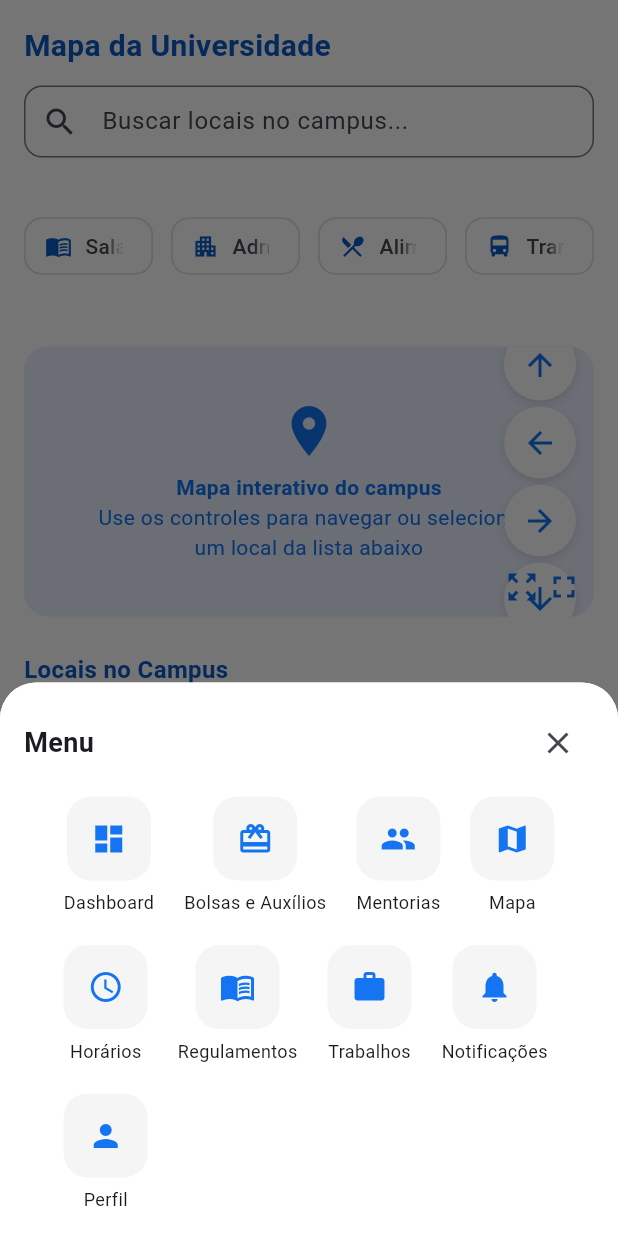
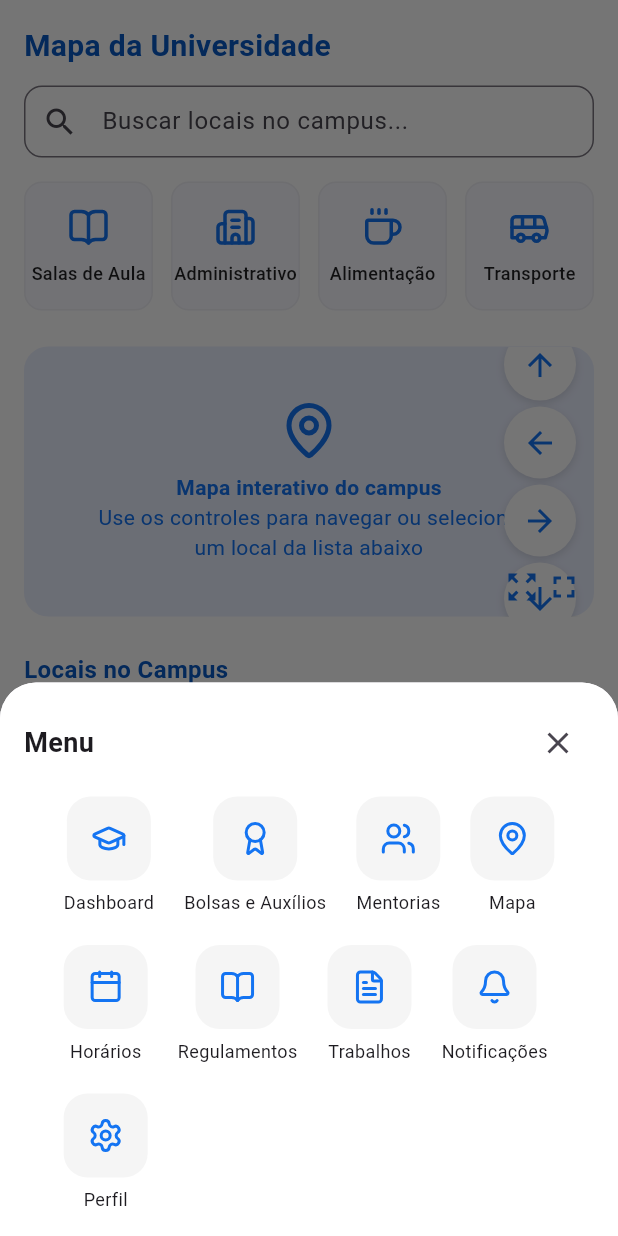
Before and after one commit to joao-fcosta/uni_conecta, a Flutter app: the MapScreen screen opened by its route, item 6 of the bottom bar chosen, on a phone screen of 412 x 824 dp. Run offline on Flutter 3.47's test engine with Material 3 defaults, Android fonts, the light colour scheme and no system bars; our stand-ins replace lucide_icons; network calls fail.

Commit message:
Utilizando a biblioteca do lucide, criado categoryChip para estilizar melhor a tela do map

```diff
--- a/lib/screens/home_screen/home_screen.dart
+++ b/lib/screens/home_screen/home_screen.dart
@@ -1,4 +1,5 @@
 import 'package:flutter/material.dart';
+import 'package:lucide_icons/lucide_icons.dart';
 import '../../colors.dart';
 import '../../widgets/bottom_navigation.dart';
 import '../../widgets/class_card.dart';
@@ -49,7 +50,7 @@ class HomeScreen extends StatelessWidget {
                       physics: const NeverScrollableScrollPhysics(), // evita rolagem interna
                       children: [
                        QuickAccessItem(
-                          icon: Icons.card_giftcard,
+                          icon: LucideIcons.award,
                           label: 'Bolsas e Auxílios',
                           bgColor: Color(0xFFD7CBFF),
                          onTap: () {
@@ -57,7 +58,7 @@ class HomeScreen extends StatelessWidget {
                          },
                         ),
                         QuickAccessItem(
-                          icon: Icons.group,
+                          icon: LucideIcons.users,
                           label: 'Mentorias',
                           bgColor: Color(0xFFCEE1FF),
                           onTap: () {
@@ -65,7 +66,7 @@ class HomeScreen extends StatelessWidget {
                           },
                         ),
                         QuickAccessItem(
-                          icon: Icons.location_on,
+                          icon: LucideIcons.mapPin,
                           label: 'Mapa',
                           bgColor: Color(0xFFD2F7D1),
                           onTap: () {
@@ -73,7 +74,7 @@ class HomeScreen extends StatelessWidget {
                           },
                         ),
                         QuickAccessItem(
-                          icon: Icons.calendar_today,
+                          icon: LucideIcons.calendar,
                           label: 'Horários',
                           bgColor: Color(0xFFFFF9DB),
                           onTap: () {
@@ -81,7 +82,7 @@ class HomeScreen extends StatelessWidget {
                           },
                         ),
                         QuickAccessItem(
-                          icon: Icons.menu_book,
+                          icon: LucideIcons.bookOpen,
                           label: 'Regulamentos',
                           bgColor: Color(0xFFCEE1FF),
                           onTap: () {
@@ -89,7 +90,7 @@ class HomeScreen extends StatelessWidget {
                           },
                         ),
                         QuickAccessItem(
-                          icon: Icons.description,
+                          icon: LucideIcons.fileText,
                           label: 'Trabalhos',
                           bgColor: Color(0xFFFFDCDC),
                           onTap: () {
--- a/lib/screens/map_screen/map_screen.dart
+++ b/lib/screens/map_screen/map_screen.dart
@@ -1,6 +1,8 @@
 import 'package:flutter/material.dart';
+import 'package:lucide_icons/lucide_icons.dart';
 import '../../colors.dart';
 import '../../widgets/bottom_navigation.dart';
+import '../../widgets/categoryChip.dart';
 
 
 class MapScreen extends StatelessWidget {
@@ -53,10 +55,10 @@ class MapScreen extends StatelessWidget {
                     spacing: spacing,
                     runSpacing: spacing,
                     children: const [
-                      _CategoryChip(icon: Icons.menu_book, label: 'Salas de Aula'),
-                      _CategoryChip(icon: Icons.apartment, label: 'Administrativo'),
-                      _CategoryChip(icon: Icons.local_dining, label: 'Alimentação'),
-                      _CategoryChip(icon: Icons.directions_bus, label: 'Transporte'),
+                      CategoryChip(icon: LucideIcons.bookOpen, label: 'Salas de Aula'),
+                      CategoryChip(icon: LucideIcons.building2, label: 'Administrativo'),
+                      CategoryChip(icon: LucideIcons.coffee, label: 'Alimentação'),
+                      CategoryChip(icon: LucideIcons.bus, label: 'Transporte'),
                     ].map((chip) {
                       return SizedBox(
                         width: maxItemWidth,
@@ -154,7 +156,7 @@ class _MapPlaceholder extends StatelessWidget {
           const Column(
             mainAxisAlignment: MainAxisAlignment.center,
             children: [
-              Icon(Icons.location_on, color: purple, size: 40),
+              Icon(LucideIcons.mapPin, color: purple, size: 40),
               SizedBox(height: 8),
               Text(
                 'Mapa interativo do campus',
--- a/lib/widgets/bottom_navigation.dart
+++ b/lib/widgets/bottom_navigation.dart
@@ -1,4 +1,5 @@
 import 'package:flutter/material.dart';
+import 'package:lucide_icons/lucide_icons.dart';
 import '../colors.dart';
 import 'menu_modal.dart';
 
@@ -56,12 +57,12 @@ class _BottomNavigationState extends State<BottomNavigation> {
       showUnselectedLabels: true,
       onTap: _onItemTapped,
       items: const [
-        BottomNavigationBarItem(icon: Icon(Icons.dashboard), label: 'Dashboard'),
-        BottomNavigationBarItem(icon: Icon(Icons.card_giftcard), label: 'Bolsas e Auxílios'),
-        BottomNavigationBarItem(icon: Icon(Icons.group), label: 'Mentorias'),
-        BottomNavigationBarItem(icon: Icon(Icons.map), label: 'Mapa'),
-        BottomNavigationBarItem(icon: Icon(Icons.schedule), label: 'Horários'),
-        BottomNavigationBarItem(icon: Icon(Icons.menu), label: 'Menu'),
+        BottomNavigationBarItem(icon: Icon(LucideIcons.graduationCap), label: 'Dashboard'),
+        BottomNavigationBarItem(icon: Icon(LucideIcons.award), label: 'Bolsas e Auxílios'),
+        BottomNavigationBarItem(icon: Icon(LucideIcons.users), label: 'Mentorias'),
+        BottomNavigationBarItem(icon: Icon(LucideIcons.mapPin), label: 'Mapa'),
+        BottomNavigationBarItem(icon: Icon(LucideIcons.calendar), label: 'Horários'),
+        BottomNavigationBarItem(icon: Icon(LucideIcons.menu), label: 'Menu'),
       ],
     );
   }
--- /dev/null
+++ b/lib/widgets/categoryChip.dart
@@ -0,0 +1,42 @@
+import 'package:flutter/material.dart';
+import 'package:lucide_icons/lucide_icons.dart';
+import '../colors.dart'; // se estiver usando a paleta personalizada
+
+class CategoryChip extends StatelessWidget {
+  final IconData icon;
+  final String label;
+
+  const CategoryChip({
+    super.key,
+    required this.icon,
+    required this.label,
+  });
+
+  @override
+  Widget build(BuildContext context) {
+    return Container(
+      decoration: BoxDecoration(
+        color: const Color(0xFFF8F8FF),
+        borderRadius: BorderRadius.circular(12),
+        border: Border.all(color: Colors.grey.withOpacity(0.1)),
+      ),
+      child: Center(
+        child: Column(
+          mainAxisAlignment: MainAxisAlignment.center,
+          children: [
+            Icon(icon, color: purple, size: 28),
+            const SizedBox(height: 8),
+            Text(
+              label,
+              style: const TextStyle(
+                fontSize: 12,
+                fontWeight: FontWeight.w500,
+                color: Colors.black87,
+              ),
+            ),
+          ],
+        ),
+      ),
+    );
+  }
+}
--- a/lib/widgets/menu_modal.dart
+++ b/lib/widgets/menu_modal.dart
@@ -1,4 +1,5 @@
 import 'package:flutter/material.dart';
+import 'package:lucide_icons/lucide_icons.dart';
 import '../colors.dart';
 import 'menu_item.dart'; // 👈 Importação aqui
 
@@ -36,15 +37,15 @@ class MenuModal extends StatelessWidget {
             spacing: 20,
             runSpacing: 20,
             children: [
-              MenuItem(icon: Icons.dashboard, label: 'Dashboard', onTap: () => _navigate(context, '/home')),
-              MenuItem(icon: Icons.card_giftcard, label: 'Bolsas e Auxílios', onTap: () => _navigate(context, '/scholarship')),
-              MenuItem(icon: Icons.group, label: 'Mentorias', onTap: () => _navigate(context, '/mentoring')),
-              MenuItem(icon: Icons.map, label: 'Mapa', onTap: () => _navigate(context, '/map')),
-              MenuItem(icon: Icons.schedule, label: 'Horários', onTap: () => _navigate(context, '/schedule')),
-              MenuItem(icon: Icons.menu_book, label: 'Regulamentos', onTap: () => _navigate(context, '/regulations')),
-              MenuItem(icon: Icons.work, label: 'Trabalhos', onTap: () => _navigate(context, '/academic_support')),
-              MenuItem(icon: Icons.notifications, label: 'Notificações'),
-              MenuItem(icon: Icons.person, label: 'Perfil', onTap: () => _navigate(context, '/userprofile')),
+              MenuItem(icon: LucideIcons.graduationCap, label: 'Dashboard', onTap: () => _navigate(context, '/home')),
+              MenuItem(icon: LucideIcons.award, label: 'Bolsas e Auxílios', onTap: () => _navigate(context, '/scholarship')),
+              MenuItem(icon: LucideIcons.users, label: 'Mentorias', onTap: () => _navigate(context, '/mentoring')),
+              MenuItem(icon: LucideIcons.mapPin, label: 'Mapa', onTap: () => _navigate(context, '/map')),
+              MenuItem(icon: LucideIcons.calendar, label: 'Horários', onTap: () => _navigate(context, '/schedule')),
+              MenuItem(icon: LucideIcons.bookOpen, label: 'Regulamentos', onTap: () => _navigate(context, '/regulations')),
+              MenuItem(icon: LucideIcons.fileText, label: 'Trabalhos', onTap: () => _navigate(context, '/academic_support')),
+              MenuItem(icon: LucideIcons.bell, label: 'Notificações'),
+              MenuItem(icon: LucideIcons.settings, label: 'Perfil', onTap: () => _navigate(context, '/userprofile')),
             ],
           ),
         ],
```
